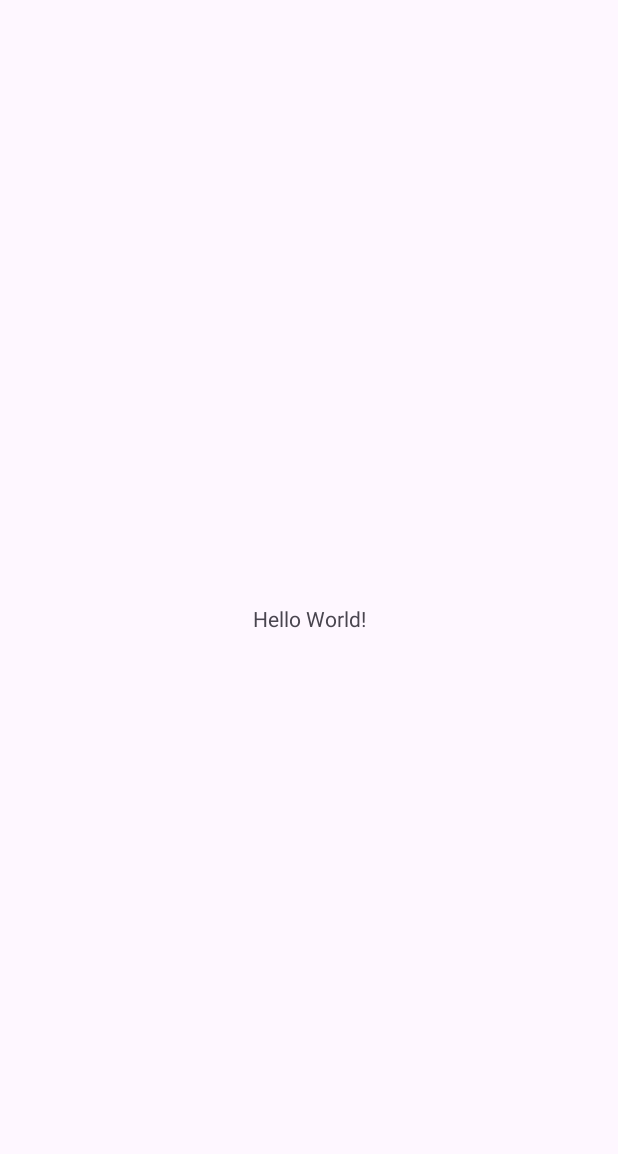
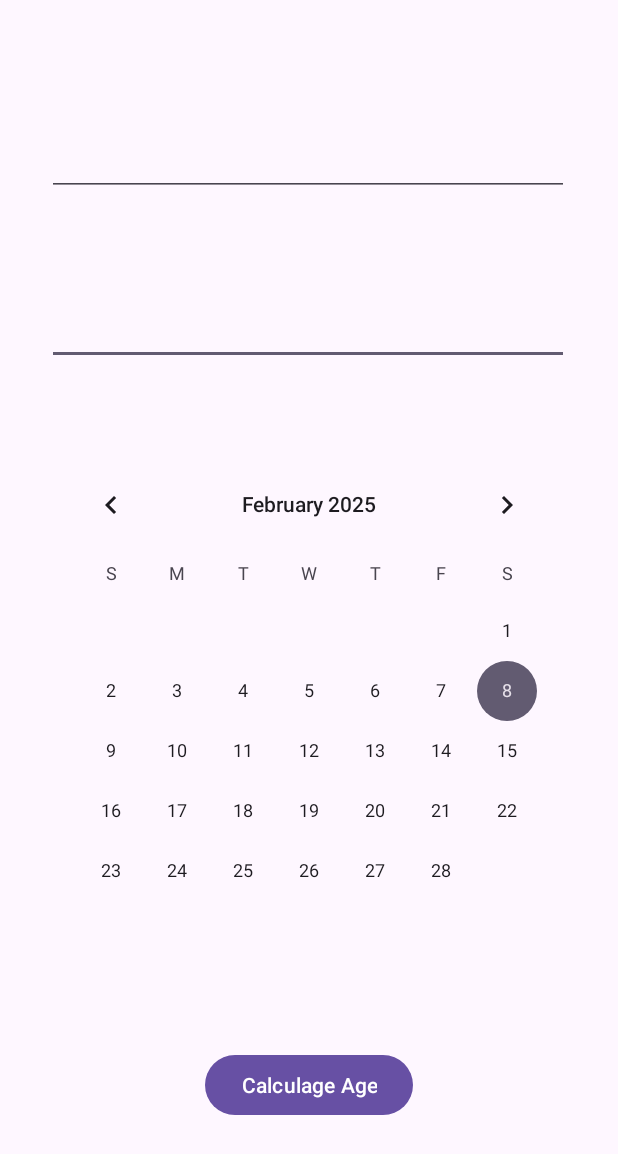
Before and after one commit to TheVeteranDev/CalculateAge, an Android app: the screen it shows after launch (MainActivity), on a phone screen of 412 x 824 dp. Before the commit the part shown is almost empty. Shown: the top 1154 px of the screen. Run offline under Robolectric (Android 15) with nearby library versions, the phone set to English and light mode, and no system bars.

Commit message:
added view with form and functions to calc age and show toast

```diff
--- a/app/src/main/java/com/example/calculateage/MainActivity.kt
+++ b/app/src/main/java/com/example/calculateage/MainActivity.kt
@@ -1,10 +1,16 @@
 package com.example.calculateage
 
 import android.os.Bundle
+import android.view.View
+import android.widget.Button
+import android.widget.CalendarView
+import android.widget.EditText
+import android.widget.Toast
 import androidx.activity.enableEdgeToEdge
 import androidx.appcompat.app.AppCompatActivity
 import androidx.core.view.ViewCompat
 import androidx.core.view.WindowInsetsCompat
+import java.util.Calendar
 
 class MainActivity : AppCompatActivity() {
     override fun onCreate(savedInstanceState: Bundle?) {
@@ -16,5 +22,43 @@ class MainActivity : AppCompatActivity() {
             v.setPadding(systemBars.left, systemBars.top, systemBars.right, systemBars.bottom)
             insets
         }
+
+        val firstNameInput = findViewById<EditText>(R.id.first_name_input)
+        val lastNameInput = findViewById<EditText>(R.id.last_name_input)
+        val birthDatePicker = findViewById<CalendarView>(R.id.birthdate_picker)
+        val calcAgeButton = findViewById<Button>(R.id.calc_age_button)
+
+        var birthDateInMillis = birthDatePicker.date
+
+        birthDatePicker.setOnDateChangeListener { _, year, month, dayOfMonth ->
+            val calendar = Calendar.getInstance()
+            calendar.set(year, month, dayOfMonth)
+            birthDateInMillis = calendar.timeInMillis
+        }
+        calcAgeButton.setOnClickListener {
+            toastGreetingAndAge(
+                firstNameInput.text.toString(),
+                lastNameInput.text.toString(),
+                calcAge(birthDateInMillis))
+        }
+    }
+
+    /**
+     *
+     */
+    private fun calcAge(birthDateInMillis: Long): Int {
+        val birthDate = Calendar.getInstance().apply { timeInMillis = birthDateInMillis }
+        val today = Calendar.getInstance()
+        var age = today.get(Calendar.YEAR) - birthDate.get(Calendar.YEAR)
+
+        if (today.get(Calendar.DAY_OF_YEAR) < birthDate.get(Calendar.DAY_OF_YEAR)) {
+            age--
+        }
+        return age
+    }
+
+    private fun toastGreetingAndAge(firstName: String, lastName: String, age: Int) {
+        val greeting = "Hello $firstName $lastName!\nYou are $age years old today!"
+        Toast.makeText(this, greeting, Toast.LENGTH_LONG).show()
     }
 }
--- a/app/src/main/res/layout/activity_main.xml
+++ b/app/src/main/res/layout/activity_main.xml
@@ -7,13 +7,65 @@
     android:layout_height="match_parent"
     tools:context=".MainActivity">
 
-    <TextView
+    <Button
+        android:id="@+id/calc_age_button"
         android:layout_width="wrap_content"
         android:layout_height="wrap_content"
-        android:text="Hello World!"
+        android:layout_marginStart="165dp"
+        android:layout_marginTop="16dp"
+        android:layout_marginEnd="156dp"
+        android:layout_marginBottom="50dp"
+        android:onClick="myButtonClick"
+        android:text="Calculage Age"
         app:layout_constraintBottom_toBottomOf="parent"
         app:layout_constraintEnd_toEndOf="parent"
+        app:layout_constraintHorizontal_bias="0.6"
+        app:layout_constraintStart_toStartOf="parent"
+        app:layout_constraintTop_toBottomOf="@+id/birthdate_picker" />
+
+    <EditText
+        android:id="@+id/last_name_input"
+        android:layout_width="348dp"
+        android:layout_height="54dp"
+        android:layout_marginStart="16dp"
+        android:layout_marginTop="16dp"
+        android:layout_marginEnd="16dp"
+        android:layout_marginBottom="16dp"
+        android:ems="10"
+        android:inputType="text"
+        app:layout_constraintBottom_toTopOf="@+id/birthdate_picker"
+        app:layout_constraintEnd_toEndOf="parent"
+        app:layout_constraintHorizontal_bias="0.483"
+        app:layout_constraintStart_toStartOf="parent"
+        app:layout_constraintTop_toBottomOf="@+id/first_name_input" />
+
+    <EditText
+        android:id="@+id/first_name_input"
+        android:layout_width="348dp"
+        android:layout_height="54dp"
+        android:layout_marginStart="16dp"
+        android:layout_marginTop="50dp"
+        android:layout_marginEnd="16dp"
+        android:layout_marginBottom="16dp"
+        android:ems="10"
+        android:inputType="text"
+        app:layout_constraintBottom_toTopOf="@+id/last_name_input"
+        app:layout_constraintEnd_toEndOf="parent"
+        app:layout_constraintHorizontal_bias="0.483"
         app:layout_constraintStart_toStartOf="parent"
         app:layout_constraintTop_toTopOf="parent" />
 
+    <CalendarView
+        android:id="@+id/birthdate_picker"
+        android:layout_width="wrap_content"
+        android:layout_height="wrap_content"
+        android:layout_marginStart="16dp"
+        android:layout_marginTop="16dp"
+        android:layout_marginEnd="16dp"
+        android:layout_marginBottom="16dp"
+        app:layout_constraintBottom_toTopOf="@+id/calc_age_button"
+        app:layout_constraintEnd_toEndOf="parent"
+        app:layout_constraintStart_toStartOf="parent"
+        app:layout_constraintTop_toBottomOf="@+id/last_name_input" />
+
 </androidx.constraintlayout.widget.ConstraintLayout>
```
